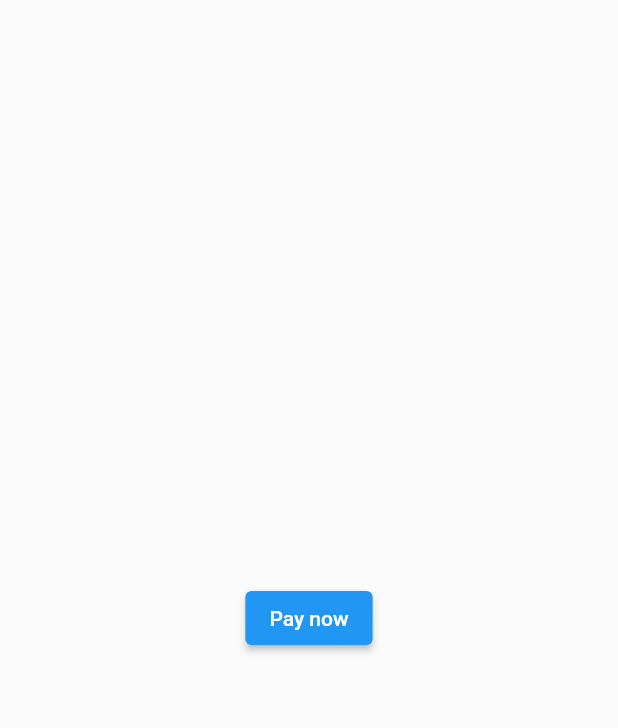
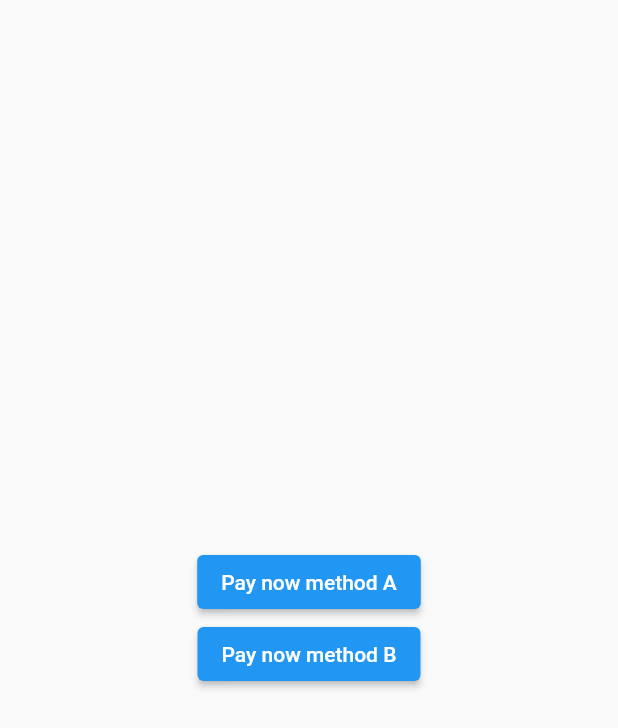
Before and after one commit to Mastersam07/bloom, a Flutter app: the Settings screen opened directly, on a phone screen of 412 x 824 dp. Shown: the top 728 px of the screen. Run offline on Flutter 3.47's test engine with Material 2 defaults, Android fonts, the phone set to English and light mode, and no system bars; our stand-ins replace fl_chart, flutter_dotenv, get_it; missing offline and left inert: country_list_pick, flutterwave, rave_flutter.

Commit message:
:sparkles: chore: implememt plugin with flw v3 apis
implememt plugin with flw v3 apis

```diff
--- a/lib/ui/views/settings/settings.dart
+++ b/lib/ui/views/settings/settings.dart
@@ -9,12 +9,41 @@ class Settings extends StatelessWidget {
     return Scaffold(
       body: Center(
         child: Consumer<PaymentModel>(
-          builder: (context, model, _) => ElevatedButton(
-            onPressed: () => model.makePayment(),
-            child: const Text('Pay now'),
+          builder: (context, model, _) => Column(
+            mainAxisAlignment: MainAxisAlignment.center,
+            children: [
+              ElevatedButton(
+                onPressed: () => model.makePayment(),
+                child: const Text('Pay now method A'),
+              ),
+              ElevatedButton(
+                onPressed: () => model.beginPayment(),
+                child: const Text('Pay now method B'),
+              )
+            ],
           ),
         ),
       ),
     );
   }
 }
+
+// Test MasterCard PIN authentication
+// Card number: 5531 8866 5214 2950
+// cvv: 564
+// Expiry: 09/32
+// Pin: 3310
+// OTP: 12345
+
+// Test Verve Card (PIN)
+// Card number: 5061 4604 1012 0223 210
+
+// cvv: 780
+
+// Expiry Month: 12
+
+// Expiry Year: 31
+
+// Pin: 3310
+
+// OTP: 12345
--- a/pubspec.yaml
+++ b/pubspec.yaml
@@ -23,6 +23,7 @@ dependencies:
     git:
       url: git://github.com/wilburt/rave_flutter.git
       ref: flutter-2.0.0-migration
+  flutterwave: 0.0.3-dev.3
 
 dev_dependencies:
   flutter_test:
```
Also changed, not shown: lib/core/viewmodels/payment_model.dart (+58 -3 lines), pubspec.lock.
